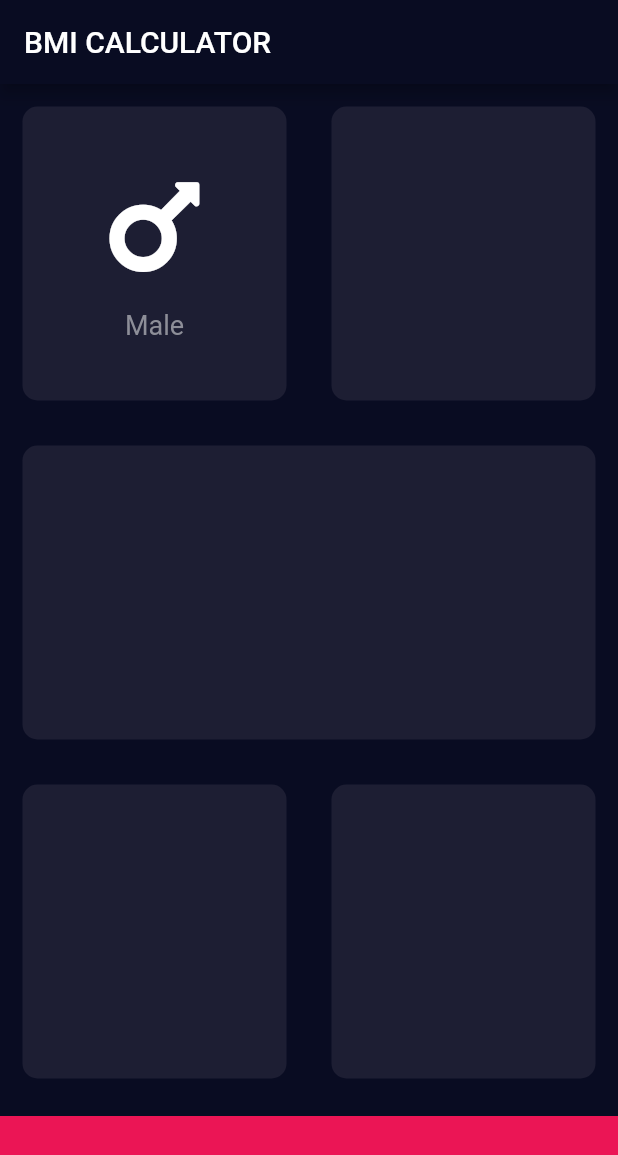
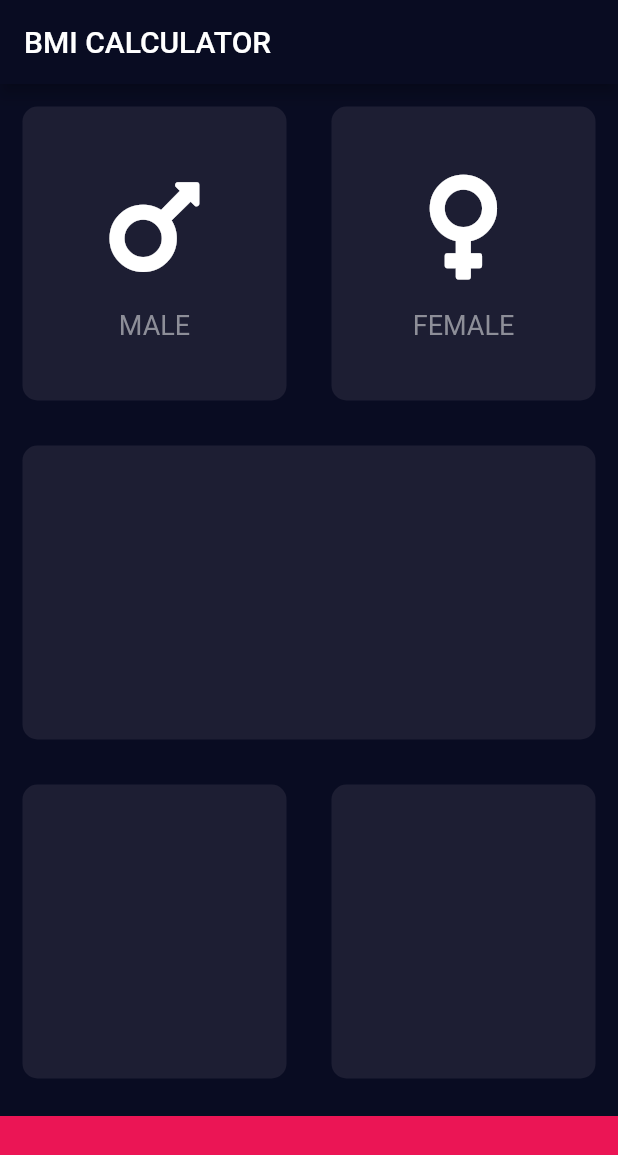
Before and after one commit to m0vntain/bmi-calculator-flutter, a Flutter app: the screen it shows after launch, on a phone screen of 412 x 824 dp. Shown: the top 1155 px of the screen. Run offline on Flutter 3.47's test engine with Material 2 defaults, Android fonts, the phone set to English and light mode, and no system bars; our stand-ins replace font_awesome_flutter.

Commit message:
abstract CustomIconContent and ReusableCard into two separate dart files

```diff
--- /dev/null
+++ b/lib/icon_content.dart
@@ -0,0 +1,31 @@
+import 'package:flutter/material.dart';
+
+class CustomIconContent extends StatelessWidget {
+  CustomIconContent(this._customIcon, this._customText);
+
+  final IconData _customIcon;
+  final String _customText;
+
+  @override
+  Widget build(BuildContext context) {
+    return Column(
+      mainAxisAlignment: MainAxisAlignment.center,
+      children: <Widget>[
+        Icon(
+          _customIcon,
+          size: 80.0,
+        ),
+        SizedBox(
+          height: 15.0,
+        ),
+        Text(
+          _customText,
+          style: TextStyle(
+            fontSize: 18.0,
+            color: Color(0xFF8D8E98),
+          ),
+        ),
+      ],
+    );
+  }
+}
--- a/lib/input_page.dart
+++ b/lib/input_page.dart
@@ -1,9 +1,12 @@
+import 'package:bmi_calculator/icon_content.dart';
+import 'package:bmi_calculator/reusable_card.dart';
 import 'package:flutter/material.dart';
 import 'package:font_awesome_flutter/font_awesome_flutter.dart';
 
 const bottomContainerHeight = 80.0;
 const bottomContainerColor = Color(0xFFEB1555);
 const reusableCardColor = Color(0xFF1D1E33);
+
 
 class InputPage extends StatefulWidget {
   @override
@@ -25,12 +28,13 @@ class _InputPageState extends State<InputPage> {
                 Expanded(
                   child: ReusableCard(
                     colour: reusableCardColor,
-                    cardChild: CustomIconContent(),
+                    cardChild: CustomIconContent(FontAwesomeIcons.mars, 'MALE'),
                   ),
                 ),
                 Expanded(
                   child: ReusableCard(
                     colour: reusableCardColor,
+                    cardChild: CustomIconContent(FontAwesomeIcons.venus, 'FEMALE'),
                   ),
                 ),
               ],
@@ -74,53 +78,3 @@ class _InputPageState extends State<InputPage> {
     );
   }
 }
-
-class CustomIconContent extends StatelessWidget {
-  const CustomIconContent({
-    Key key,
-  }) : super(key: key);
-
-  @override
-  Widget build(BuildContext context) {
-    return Column(
-      mainAxisAlignment: MainAxisAlignment.center,
-      children: <Widget>[
-        Icon(
-          FontAwesomeIcons.mars,
-          size: 80.0,
-        ),
-        SizedBox(
-          height: 15.0,
-        ),
-        Text(
-          'Male',
-          style: TextStyle(
-            fontSize: 18.0,
-            color: Color(0xFF8D8E98),
-          ),
-        ),
-      ],
-    );
-  }
-}
-
-class ReusableCard extends StatelessWidget {
-  ReusableCard({this.colour, this.cardChild});
-
-  final Color colour;
-  final Widget cardChild;
-
-  @override
-  Widget build(BuildContext context) {
-    return Container(
-      child: cardChild,
-      margin: EdgeInsets.all(15.0),
-      height: 200.0,
-      width: 170.0,
-      decoration: BoxDecoration(
-        color: colour,
-        borderRadius: BorderRadius.circular(10),
-      ),
-    );
-  }
-}
--- /dev/null
+++ b/lib/reusable_card.dart
@@ -0,0 +1,22 @@
+import 'package:flutter/material.dart';
+
+class ReusableCard extends StatelessWidget {
+  ReusableCard({this.colour, this.cardChild});
+
+  final Color colour;
+  final Widget cardChild;
+
+  @override
+  Widget build(BuildContext context) {
+    return Container(
+      child: cardChild,
+      margin: EdgeInsets.all(15.0),
+      height: 200.0,
+      width: 170.0,
+      decoration: BoxDecoration(
+        color: colour,
+        borderRadius: BorderRadius.circular(10),
+      ),
+    );
+  }
+}
```
